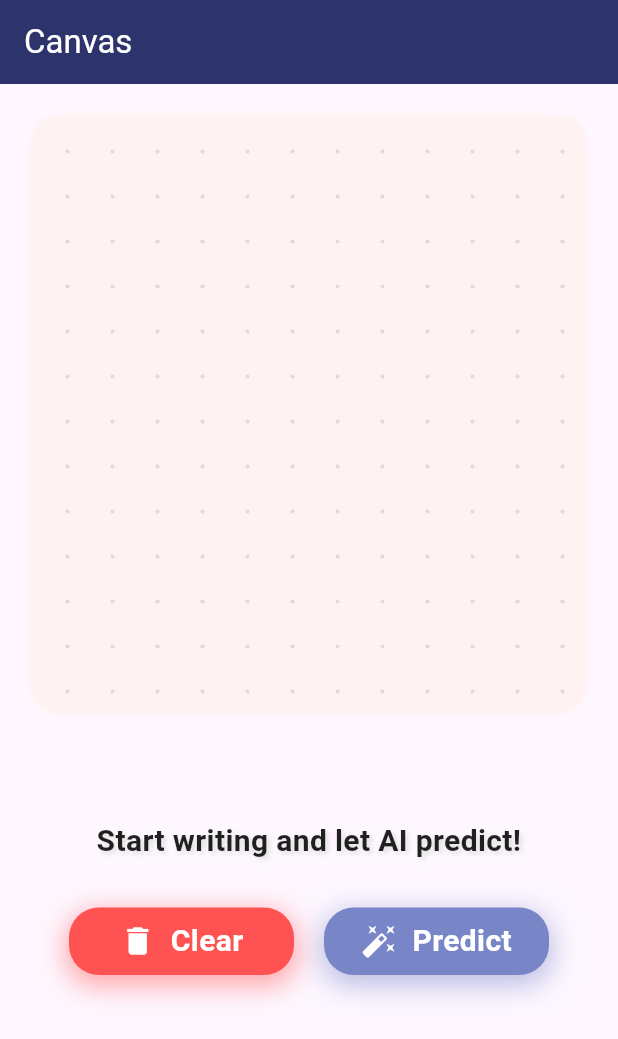
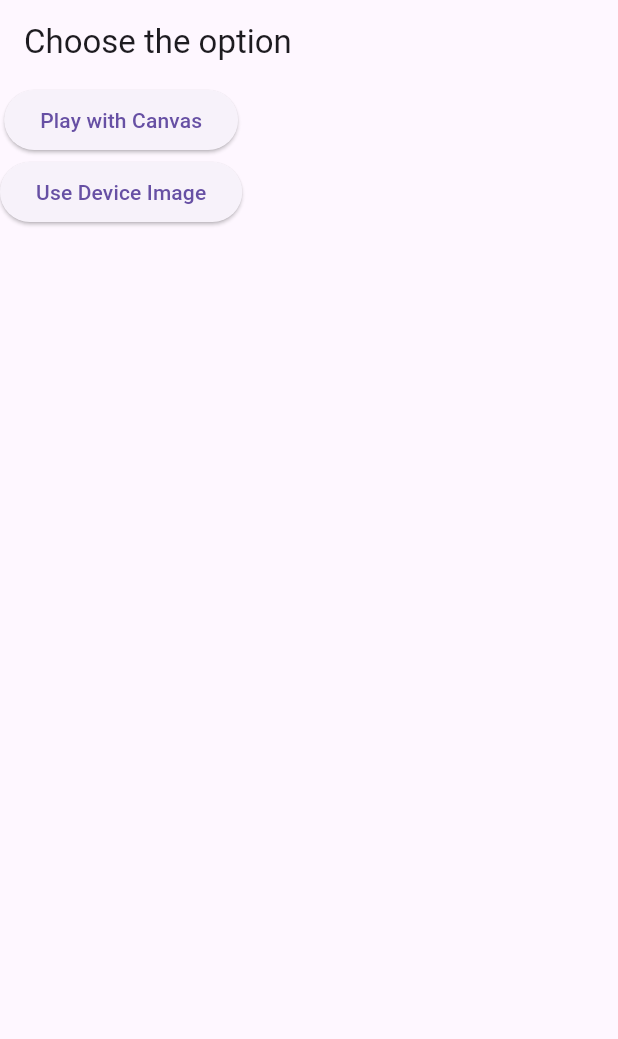
Before and after one commit to Pinkisingh13/text_recognition_app, a Flutter app: the screen it shows after launch, on a phone screen of 412 x 824 dp. Shown: the top 1039 px of the screen. Run offline on Flutter 3.47's test engine with Material 3 defaults, Android fonts, the phone set to English and light mode, and no system bars; drawn by our look-alikes of flutter_animate; our stand-ins replace firebase_core, flutter_dotenv, flutter_easyloading; accounts and stored records are empty; generated files the repository leaves out were written again.

Commit message:
change to feature-based folder structure

```diff
--- a/lib/viewmodels/canvas_viemodel.dart
+++ b/lib/features/canvasview/repositories/canvas_viemodel.dart
@@ -66,6 +66,7 @@ class CanvasViewModel extends ChangeNotifier {
   Future<void> recognizeText() async {
     isPredictionStart = true;
     notifyListeners();
+
     final String apiKey = dotenv.env['API_KEY']! ;
 
     final String url =
--- a/lib/views/canva_view.dart
+++ b/lib/features/canvasview/view/canva_view.dart
@@ -2,7 +2,7 @@ import 'package:flutter/foundation.dart';
 import 'package:flutter/material.dart';
 import 'package:flutter_easyloading/flutter_easyloading.dart';
 import 'package:provider/provider.dart';
-import 'package:text_recognition_app/viewmodels/canvas_viemodel.dart';
+import 'package:text_recognition_app/features/canvasview/repositories/canvas_viemodel.dart';
 import 'package:flutter_animate/flutter_animate.dart';
 
 class CanvasView extends StatelessWidget {
@@ -261,7 +261,8 @@ class CustomPainterWidget extends CustomPainter {
     // Problem: shouldRepaint always returns true in CustomPainterWidget.
 // Solution: Compare previous points for equality:
 
-     return !listEquals(oldDelegate.points, points);
+    //  return !listEquals(oldDelegate.points, points);
+    return true;
   }
 }
 
--- /dev/null
+++ b/lib/features/home/view/homescreen.dart
@@ -0,0 +1,20 @@
+import 'package:flutter/material.dart';
+
+class Homescreen extends StatelessWidget {
+  const Homescreen({super.key});
+
+  @override
+  Widget build(BuildContext context) {
+    return Scaffold(
+      appBar: AppBar(title: Text("Choose the option")),
+      body: Column(
+        children: [
+          ElevatedButton(onPressed: () {
+            Navigator.pushNamed(context, '/canvasview');
+          }, child: Text("Play with Canvas")),
+          ElevatedButton(onPressed: () {}, child: Text("Use Device Image")),
+        ],
+      ),
+    );
+  }
+}
--- a/lib/main.dart
+++ b/lib/main.dart
@@ -3,10 +3,10 @@ import 'package:flutter/material.dart';
 import 'package:flutter_dotenv/flutter_dotenv.dart';
 import 'package:flutter_easyloading/flutter_easyloading.dart';
 import 'package:provider/provider.dart';
-
+import 'package:text_recognition_app/features/home/view/homescreen.dart';
 import 'firebase_options.dart';
-import 'viewmodels/canvas_viemodel.dart';
-import 'views/canva_view.dart';
+import 'features/canvasview/repositories/canvas_viemodel.dart';
+import 'features/canvasview/view/canva_view.dart';
 
 void main() async {
   WidgetsFlutterBinding.ensureInitialized();
@@ -29,9 +29,14 @@ class MyApp extends StatelessWidget {
 
       child: MaterialApp(
         builder: EasyLoading.init(),
+        initialRoute: '/',
+        routes: {
+          '/': (context) => Homescreen(),
+          '/canvasview': (context) => CanvasView()
+        },
         title: 'Flutter Demo',
         debugShowCheckedModeBanner: false,
-        home: const CanvasView(), ),
+        home: const Homescreen(), ),
     );
   }
 }
--- a/lib/models/digit_model.dart
+++ /dev/null
@@ -1,6 +0,0 @@
-class DigitModel {
-  final List<List<double>> pixels;
-  final int? predictions;
-
-  DigitModel({required this.pixels, required this.predictions});
-}
```
Also changed, not shown: lib/repositories/text_recognition_repository.dart (deleted, +0 -37 lines), lib/views/prediction_view.dart (deleted, +0 -22 lines).
